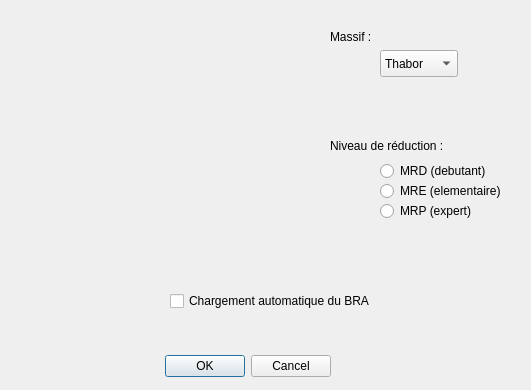
Above: src/OPERA_dialog_base.ui from azarz/OPERA before the change. Below: the same form after it.
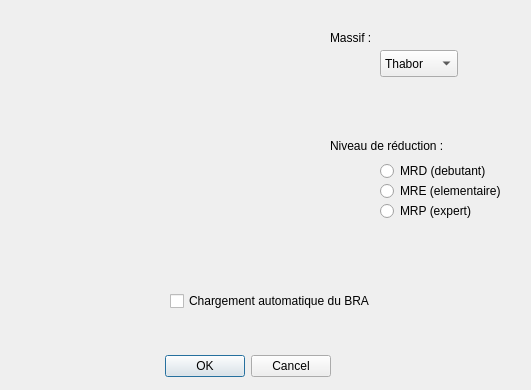
That is the form after the change. Icons and pictures are not drawn.

```diff
--- a/src/OPERA_dialog_base.ui
+++ b/src/OPERA_dialog_base.ui
@@ -154,7 +154,7 @@
     <rect>
      <x>330</x>
      <y>130</y>
-     <width>121</width>
+     <width>171</width>
      <height>31</height>
     </rect>
    </property>
@@ -167,8 +167,8 @@
     <rect>
      <x>330</x>
      <y>30</y>
-     <width>47</width>
-     <height>13</height>
+     <width>121</width>
+     <height>16</height>
     </rect>
    </property>
    <property name="text">
```
Left out of the diff: 2 changed lines with no effect on the pictures.
